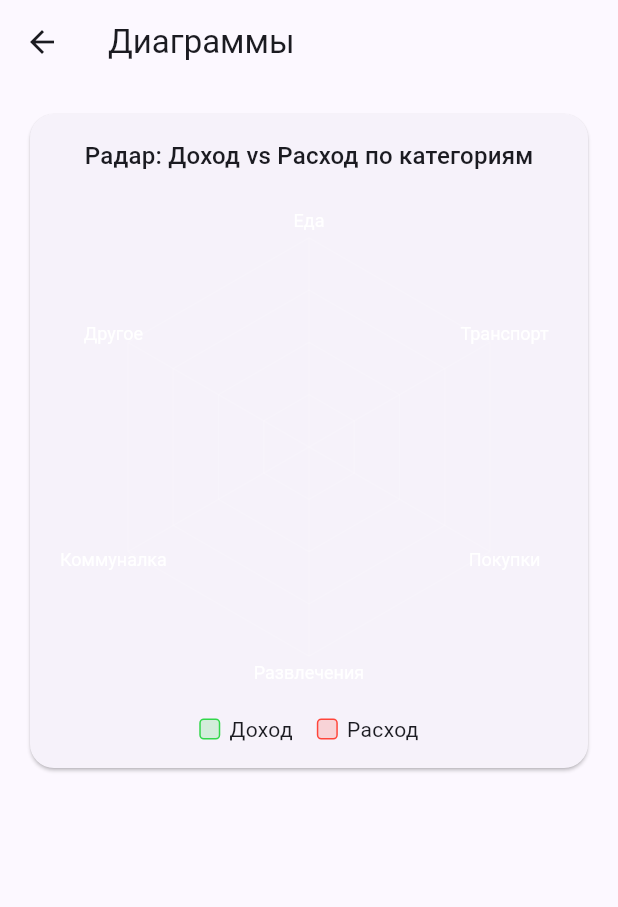
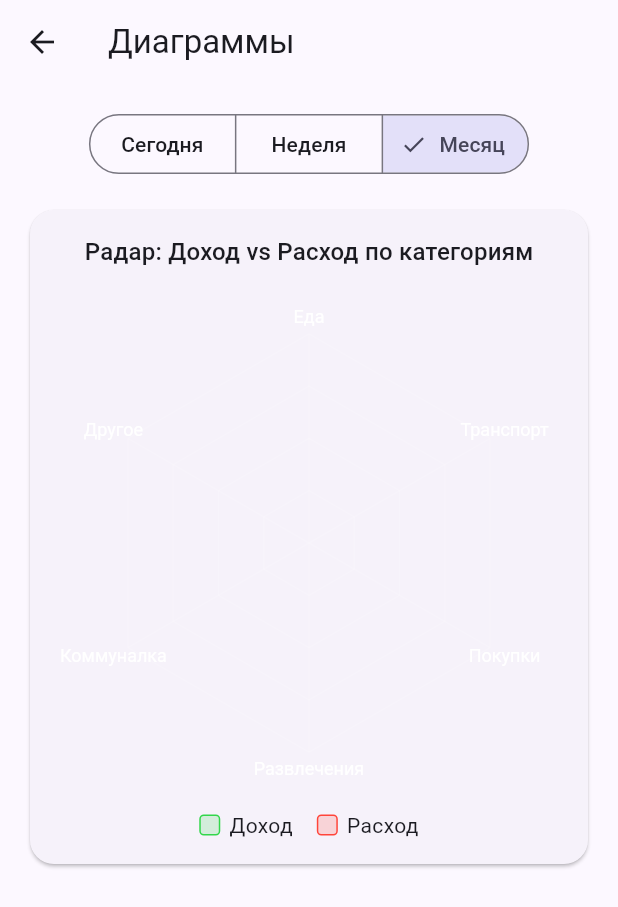
Before and after one commit to TurboVazbudatel/moneyquest_quest, a Flutter app: the ReportsScreen screen opened directly, on a phone screen of 412 x 824 dp. Shown: the top 907 px of the screen. Run offline on Flutter 3.47's test engine with Material 3 defaults, Android fonts, the phone set to English and light mode, and no system bars; our stand-ins replace firebase_auth, firebase_core, fl_chart, hive_flutter, share_plus, sign_in_with_apple; accounts and stored records are empty; statements that could not run were skipped.

Commit message:
feat(reports): add period filter (day/week/month) to ReportsScreen

```diff
--- a/lib/features/reports/presentation/reports_screen.dart
+++ b/lib/features/reports/presentation/reports_screen.dart
@@ -1,6 +1,8 @@
 import 'package:flutter/material.dart';
 import '../../../data/services/transactions_service.dart';
 import 'widgets/radar_income_expense.dart';
+
+enum ReportPeriod { day, week, month }
 
 class ReportsScreen extends StatefulWidget {
   const ReportsScreen({super.key});
@@ -15,23 +17,44 @@ class _ReportsScreenState extends State<ReportsScreen> {
   Map<String, double> _expense = {};
   late List<String> _axes;
   bool _loading = true;
+  ReportPeriod _period = ReportPeriod.month;
 
   @override
   void initState() {
     super.initState();
     _axes = [
-      ...TransactionsService.defaultExpenseCats, // базовые оси по расходам (Еда/Транспорт/…)
+      ...TransactionsService.defaultExpenseCats,
     ];
     _load();
   }
 
+  DateTimeRange _rangeFor(ReportPeriod p) {
+    final now = DateTime.now();
+    if (p == ReportPeriod.day) {
+      final start = DateTime(now.year, now.month, now.day);
+      return DateTimeRange(start: start, end: start.add(const Duration(days: 1)));
+    } else if (p == ReportPeriod.week) {
+      final start = DateTime(now.year, now.month, now.day)
+          .subtract(Duration(days: now.weekday - 1));
+      return DateTimeRange(start: start, end: start.add(const Duration(days: 7)));
+    } else {
+      final start = DateTime(now.year, now.month, 1);
+      final nextMonth = (now.month == 12)
+          ? DateTime(now.year + 1, 1, 1)
+          : DateTime(now.year, now.month + 1, 1);
+      return DateTimeRange(start: start, end: nextMonth);
+    }
+  }
+
   Future<void> _load() async {
+    setState(() => _loading = true);
+
+    final range = _rangeFor(_period);
     final items = await _svc.all();
 
     final inc = <String, double>{};
     final exp = <String, double>{};
 
-    // инициализируем нулями все оси
     for (final c in _axes) {
       inc[c] = 0;
       exp[c] = 0;
@@ -40,12 +63,13 @@ class _ReportsScreenState extends State<ReportsScreen> {
     for (final e in items) {
       final cat = (e['category'] as String?) ?? 'Другое';
       final amt = (e['amount'] as num).toDouble();
-      if (!_axes.contains(cat)) {
-        // если категория нестандартная — складываем в "Другое"
-        final other = 'Другое';
-        if (!_axes.contains(other)) _axes.add(other);
-      }
+      final ms = (e['date'] as int?) ?? 0;
+      final d = DateTime.fromMillisecondsSinceEpoch(ms);
+
+      if (d.isBefore(range.start) || !d.isBefore(range.end)) continue;
+
       final target = _axes.contains(cat) ? cat : 'Другое';
+      if (!_axes.contains(target)) _axes.add(target);
 
       if (e['type'] == 'income') {
         inc[target] = (inc[target] ?? 0) + amt;
@@ -82,6 +106,25 @@ class _ReportsScreenState extends State<ReportsScreen> {
               child: ListView(
                 padding: const EdgeInsets.all(16),
                 children: [
+                  // Переключатель периода
+                  Center(
+                    child: SegmentedButton<ReportPeriod>(
+                      segments: const [
+                        ButtonSegment(
+                            value: ReportPeriod.day, label: Text('Сегодня')),
+                        ButtonSegment(
+                            value: ReportPeriod.week, label: Text('Неделя')),
+                        ButtonSegment(
+                            value: ReportPeriod.month, label: Text('Месяц')),
+                      ],
+                      selected: {_period},
+                      onSelectionChanged: (s) {
+                        setState(() => _period = s.first);
+                        _load();
+                      },
+                    ),
+                  ),
+                  const SizedBox(height: 16),
                   Card(
                     child: Padding(
                       padding: const EdgeInsets.all(16),
@@ -117,7 +160,13 @@ class _LegendDot extends StatelessWidget {
   Widget build(BuildContext context) {
     return Row(
       children: [
-        Container(width: 14, height: 14, decoration: BoxDecoration(color: color.withValues(alpha: 0.18), borderRadius: BorderRadius.circular(3), border: Border.all(color: color))),
+        Container(
+            width: 14,
+            height: 14,
+            decoration: BoxDecoration(
+                color: color.withValues(alpha: 0.18),
+                borderRadius: BorderRadius.circular(3),
+                border: Border.all(color: color))),
         const SizedBox(width: 6),
         Text(label),
       ],
```
